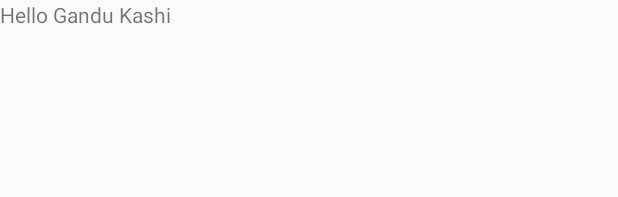
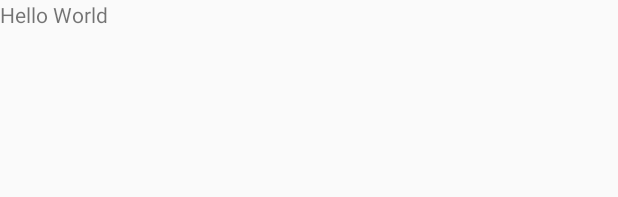
Before and after one commit to larkentech/IMMC2, an Android app: the layout fragment_cart.xml on its own in the app's theme, with its tools: preview values and no code run, on a phone screen of 412 x 824 dp. Shown: the top 197 px of the screen. Run offline under Robolectric (Android 15) with nearby library versions, the light colour scheme and no system bars.

Commit message:
Cart message fragment has been changed.

```diff
--- a/app/src/main/res/layout/fragment_cart.xml
+++ b/app/src/main/res/layout/fragment_cart.xml
@@ -9,6 +9,6 @@
     <TextView
         android:layout_width="match_parent"
         android:layout_height="match_parent"
-        android:text="Hello Gandu Kashi" />
+        android:text="Hello World" />
 
 </FrameLayout>
```
